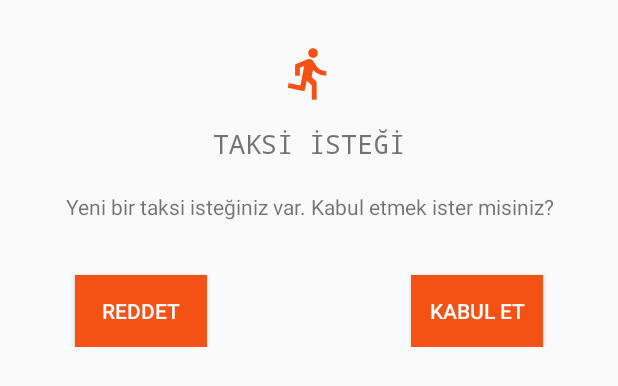
After one commit to osmandurmus/taxi-in-trust, an Android app: the layout dialog_taxi_accept.xml on its own in the app's theme, with its tools: preview values and no code run, on a phone screen of 412 x 824 dp. The commit adds this screen. Shown: the top 386 px of the screen. Run offline under Robolectric (Android 15) with nearby library versions, the phone set to English and light mode, and no system bars.

Commit message:
taxiacceptdialog yapıldı.

```diff
--- a/app/src/main/java/com/xormoti/taxi_in_trust/Fragments/LoginFragment.java
+++ b/app/src/main/java/com/xormoti/taxi_in_trust/Fragments/LoginFragment.java
@@ -89,7 +89,7 @@ public class LoginFragment extends Fragment {
                 };
 
                 String uId= sharedPreferences.getString("uid",null);
-                if (uId!=null)
+                if (uId!=null && uId.equals(user.getUid()))
                     Navigation.findNavController(mainView).navigate(R.id.action_loginFragment_to_mapFragment);
                 else{
                     Person_ person_=new Person_(user);
--- a/app/src/main/java/com/xormoti/taxi_in_trust/Fragments/TaxiRequestFragment.java
+++ b/app/src/main/java/com/xormoti/taxi_in_trust/Fragments/TaxiRequestFragment.java
@@ -66,7 +66,7 @@ public class TaxiRequestFragment extends ListFragment {
                 if (task.isSuccessful()) {
                     for (QueryDocumentSnapshot document : task.getResult()) {
 
-                        String showText=String.format("Taxi Sürücüsü:%s \n:",document.getString("driver_name"));
+                        String showText=String.format("Taksi Sürücüsü:%s \n:",document.getString("driver_name"));
                         docIdList.add(showText+"\n;"+ document.getId());
                         documentMap.put(document.getId(),document.getData());
                     }
--- a/app/src/main/java/com/xormoti/taxi_in_trust/MainActivity.java
+++ b/app/src/main/java/com/xormoti/taxi_in_trust/MainActivity.java
@@ -6,15 +6,10 @@ import androidx.appcompat.app.AppCompatActivity;
 import androidx.navigation.NavController;
 import androidx.navigation.NavDestination;
 import androidx.navigation.Navigation;
-
-import android.content.Context;
-import android.content.Intent;
 import android.os.Bundle;
 import android.view.Menu;
 import android.view.MenuItem;
 
-import com.xormoti.taxi_in_trust.Fragments.LoginFragment;
-import com.xormoti.taxi_in_trust.Services.UserLocationService;
 
 public class MainActivity extends AppCompatActivity{
 
--- a/app/src/main/java/com/xormoti/taxi_in_trust/PassengerFlow.java
+++ b/app/src/main/java/com/xormoti/taxi_in_trust/PassengerFlow.java
@@ -10,6 +10,7 @@ import android.widget.Toast;
 
 import androidx.annotation.NonNull;
 import androidx.annotation.Nullable;
+import androidx.appcompat.app.AppCompatActivity;
 
 import com.google.android.gms.tasks.OnFailureListener;
 import com.google.android.gms.tasks.OnSuccessListener;
@@ -63,6 +64,7 @@ public class PassengerFlow {
 
     }
     public void start(){
+        ((AppCompatActivity)context).getSupportActionBar().setTitle("Yolcu Harita");
         listenWaitingTaxiRequestOfPassenger();
         listenUserLocationsInFirebase(); //passenger ise driverları gösterirr haritada. //TODO
     }
@@ -120,7 +122,7 @@ public class PassengerFlow {
         AlertDialog.Builder builder =new AlertDialog.Builder(context);
 
         // Set the alert dialog title
-        builder.setTitle("Taxi Çağırma");
+        builder.setTitle("Taksi Çağırma");
 
         final String fullName= driverOnMapHashMap.get(driverId).getString("fullName");
         Object o= driverOnMapHashMap.get(driverId).get("score");
@@ -134,7 +136,7 @@ public class PassengerFlow {
         }
 
         // Display a message on alert dialog
-        builder.setMessage(String.format("%s isimli taxi sürücüsünü çağırmak istiyor musunuz? \n Güncel puan: %d",fullName,score));
+        builder.setMessage(String.format("%s isimli taksi sürücüsünü çağırmak istiyor musunuz? \n Sürücünün Puanı: %d",fullName,score));
         builder.setCancelable(false);
         // Set a positive button and its click listener on alert dialog
         builder.setPositiveButton("Evet", new DialogInterface.OnClickListener() {
--- /dev/null
+++ b/app/src/main/res/layout/dialog_taxi_accept.xml
@@ -0,0 +1,69 @@
+<?xml version="1.0" encoding="utf-8"?>
+<androidx.constraintlayout.widget.ConstraintLayout xmlns:android="http://schemas.android.com/apk/res/android"
+        xmlns:app="http://schemas.android.com/apk/res-auto"
+        xmlns:tools="http://schemas.android.com/tools"
+        android:layout_width="match_parent"
+        android:layout_height="wrap_content">
+
+    <TextView
+            android:id="@+id/textView"
+            android:layout_width="match_parent"
+            android:layout_height="wrap_content"
+            android:layout_marginTop="20dp"
+            android:fontFamily="sans-serif"
+            android:text="Yeni bir taksi isteğiniz var. Kabul etmek ister misiniz?"
+            android:textAlignment="center"
+            app:layout_constraintEnd_toEndOf="parent"
+            app:layout_constraintTop_toBottomOf="@+id/textView3" />
+
+    <Button
+            android:id="@+id/reddet"
+            android:layout_width="wrap_content"
+            android:layout_height="wrap_content"
+            android:layout_marginStart="50dp"
+            android:layout_marginTop="36dp"
+            android:background="#F45214"
+            android:text="REDDET"
+            android:textColor="@android:color/white"
+            app:layout_constraintBottom_toBottomOf="parent"
+            app:layout_constraintStart_toStartOf="parent"
+            app:layout_constraintTop_toBottomOf="@+id/textView"
+            app:layout_constraintVertical_bias="1.0" />
+
+    <Button
+            android:id="@+id/kabul"
+            android:layout_width="wrap_content"
+            android:layout_height="wrap_content"
+            android:layout_marginTop="36dp"
+            android:layout_marginEnd="50dp"
+            android:background="#F45214"
+            android:text="KABUL ET"
+            android:textColor="@android:color/white"
+            app:layout_constraintBottom_toBottomOf="parent"
+            app:layout_constraintEnd_toEndOf="parent"
+            app:layout_constraintTop_toBottomOf="@+id/textView"
+            app:layout_constraintVertical_bias="1.0" />
+
+    <TextView
+            android:id="@+id/textView3"
+            android:layout_width="wrap_content"
+            android:layout_height="wrap_content"
+            android:layout_marginTop="1dp"
+            android:fontFamily="monospace"
+            android:text="TAKSİ İSTEĞİ"
+            android:textSize="18sp"
+            app:layout_constraintEnd_toEndOf="parent"
+            app:layout_constraintStart_toStartOf="parent"
+            app:layout_constraintTop_toBottomOf="@+id/imageView2" />
+
+    <ImageView
+            android:id="@+id/imageView2"
+            android:layout_width="86dp"
+            android:layout_height="66dp"
+            android:layout_marginTop="16dp"
+            app:layout_constraintEnd_toEndOf="parent"
+            app:layout_constraintStart_toStartOf="parent"
+            app:layout_constraintTop_toTopOf="parent"
+            app:srcCompat="@drawable/ic_passenger_foreground"
+            tools:ignore="VectorDrawableCompat" />
+</androidx.constraintlayout.widget.ConstraintLayout>
```
Also changed, not shown: app/src/main/java/com/xormoti/taxi_in_trust/DriverFlow.java (+15 -4 lines), app/src/main/java/com/xormoti/taxi_in_trust/MainFlow.java (+4 -3 lines), app/src/main/java/com/xormoti/taxi_in_trust/TaxiAcceptDialog.java (added, +97 -0 lines).
